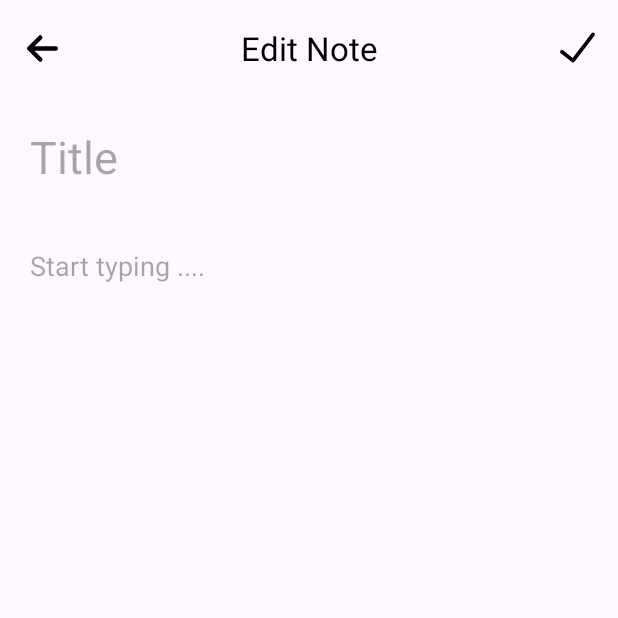
After one commit to shushilgautam/Kotlin-Projects, an Android app: the EditNoteActivity screen opened directly, with no data from a screen before it, on a phone screen of 412 x 824 dp, the top half of it. The commit adds this screen. Run offline under Robolectric (Android 15) with nearby library versions, the phone set to English and light mode, and no system bars; our stand-ins replace Firebase (no records; nobody signed in at launch, a user with empty details on screens opened directly); 1 statement that could not run was skipped.

Commit message:
Edit Note Completed

```diff
--- a/NotesAppWithFirebase/app/src/main/AndroidManifest.xml
+++ b/NotesAppWithFirebase/app/src/main/AndroidManifest.xml
@@ -12,6 +12,9 @@
         android:supportsRtl="true"
         android:theme="@style/Theme.NotesAppWithFirebase"
         tools:targetApi="31">
+        <activity
+            android:name=".EditNoteActivity"
+            android:exported="false" />
         <activity
             android:name=".HomeActivity"
             android:exported="false" />
--- /dev/null
+++ b/NotesAppWithFirebase/app/src/main/java/com/example/notesappwithfirebase/EditNoteActivity.kt
@@ -0,0 +1,76 @@
+package com.example.notesappwithfirebase
+
+import android.content.Intent
+import android.os.Bundle
+import android.util.Log
+import android.view.View
+import android.widget.Toast
+import androidx.activity.enableEdgeToEdge
+import androidx.appcompat.app.AppCompatActivity
+import androidx.appcompat.widget.Toolbar
+import androidx.core.view.ViewCompat
+import androidx.core.view.WindowInsetsCompat
+import com.google.android.gms.tasks.OnCompleteListener
+import com.google.android.material.appbar.MaterialToolbar
+import com.google.android.material.textfield.TextInputEditText
+import com.google.firebase.Firebase
+import com.google.firebase.auth.FirebaseAuth
+import com.google.firebase.firestore.firestore
+
+class EditNoteActivity : AppCompatActivity() {
+    override fun onCreate(savedInstanceState: Bundle?) {
+        super.onCreate(savedInstanceState)
+        enableEdgeToEdge()
+        setContentView(R.layout.activity_edit_note)
+        ViewCompat.setOnApplyWindowInsetsListener(findViewById(R.id.main)) { v, insets ->
+            val systemBars = insets.getInsets(WindowInsetsCompat.Type.systemBars())
+            v.setPadding(systemBars.left, systemBars.top, systemBars.right, systemBars.bottom)
+            insets
+        }
+        val originalTitle=intent.getStringExtra("title")
+        val originalNOte=intent.getStringExtra("note")
+        val token = intent.getStringExtra("id")
+        val title=findViewById<TextInputEditText>(R.id.title)
+        val note=findViewById<TextInputEditText>(R.id.note)
+        val nv=findViewById<MaterialToolbar>(R.id.navigationBar)
+        title.setText(originalTitle)
+        note.setText(originalNOte)
+        Log.d("idOfFirestore",token.toString())
+        nv.setNavigationOnClickListener(View.OnClickListener {
+            finish()
+        })
+        nv.setOnMenuItemClickListener(Toolbar.OnMenuItemClickListener {
+            when(it.itemId){
+                R.id.save->{
+                    edit_to_firebase(title.text.toString(),note.text.toString(), token.toString())
+                    true
+
+                }
+
+                else -> {
+                    false
+                }
+            }
+        })
+    }
+
+    private fun edit_to_firebase(title: String, note: String,token :String) {
+        val user= FirebaseAuth.getInstance().currentUser
+
+        val data= hashMapOf(
+            "id" to token,
+            "title" to title,
+            "note" to note
+        )
+        val db= Firebase.firestore
+        db.collection("Users").document("Notes").collection(user?.uid.toString()).document(token)
+            .set(data).addOnCompleteListener(OnCompleteListener {
+                if (it.isComplete){
+                    Toast.makeText(this,"Note Added", Toast.LENGTH_SHORT).show()
+                    startActivity(Intent(this,HomeActivity::class.java))
+                }else{
+                    Toast.makeText(this,it.exception?.message.toString(), Toast.LENGTH_SHORT).show()
+                }
+            })
+    }
+}
--- /dev/null
+++ b/NotesAppWithFirebase/app/src/main/res/layout/activity_edit_note.xml
@@ -0,0 +1,49 @@
+<?xml version="1.0" encoding="utf-8"?>
+<RelativeLayout xmlns:android="http://schemas.android.com/apk/res/android"
+    xmlns:app="http://schemas.android.com/apk/res-auto"
+    xmlns:tools="http://schemas.android.com/tools"
+    android:id="@+id/main"
+    android:layout_width="match_parent"
+    android:padding="5dp"
+    android:layout_height="match_parent"
+    tools:context=".AddNote">
+
+    <com.google.android.material.appbar.AppBarLayout
+        android:layout_width="match_parent"
+        android:id="@+id/appbarlayout"
+        android:layout_height="wrap_content">
+        <com.google.android.material.appbar.MaterialToolbar
+            android:layout_width="match_parent"
+            app:titleCentered="true"
+            app:title="Edit Note"
+            android:id="@+id/navigationBar"
+            app:titleTextColor="@color/black"
+            app:navigationIcon="@drawable/left_arrow"
+            app:menu="@menu/navmenu"
+            android:layout_height="wrap_content">
+
+        </com.google.android.material.appbar.MaterialToolbar>
+    </com.google.android.material.appbar.AppBarLayout>
+    <com.google.android.material.textfield.TextInputEditText
+        android:layout_below="@id/appbarlayout"
+        android:layout_width="match_parent"
+        android:layout_height="wrap_content"
+        android:id="@+id/title"
+        android:background="@null"
+        app:backgroundTint="#7C96AF"
+        android:textSize="30dp"
+        android:hint="Title"
+        android:padding="20dp"
+        />
+    <com.google.android.material.textfield.TextInputEditText
+        android:padding="20dp"
+        android:layout_below="@id/title"
+        android:id="@+id/note"
+        android:layout_width="match_parent"
+        android:layout_height="match_parent"
+        android:hint="Start typing ...."
+        android:inputType="text|textMultiLine"
+        android:background="@null"
+        android:gravity="top"/>
+
+</RelativeLayout>
```
Also changed, not shown: NotesAppWithFirebase/app/src/main/java/com/example/notesappwithfirebase/MyCustomAdapter.kt (+9 -0 lines).
